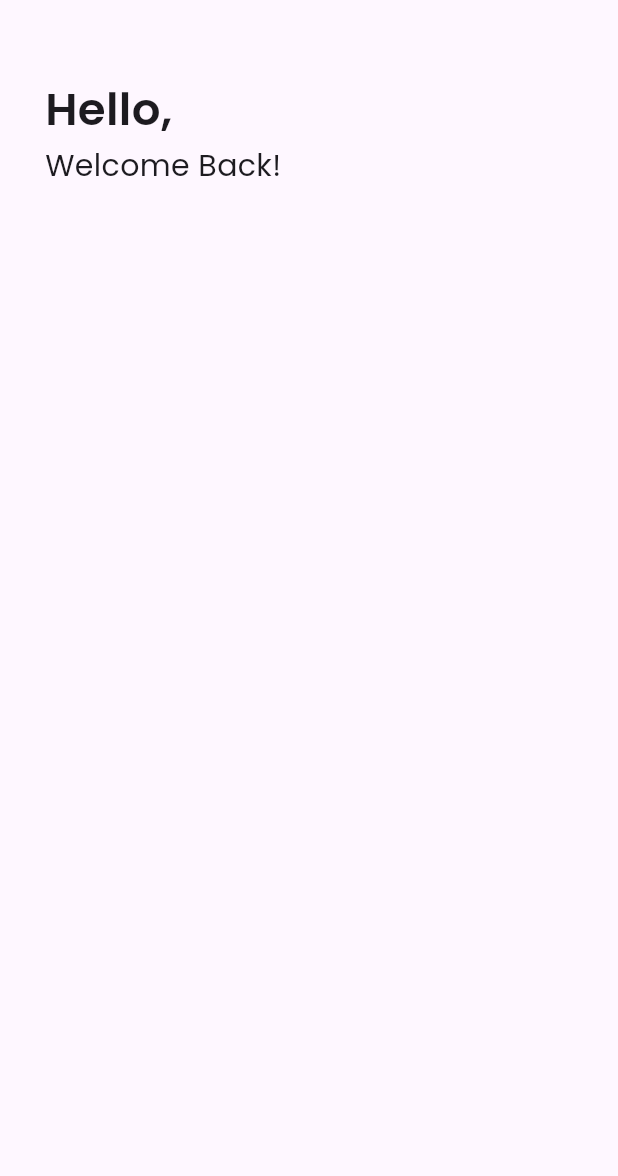
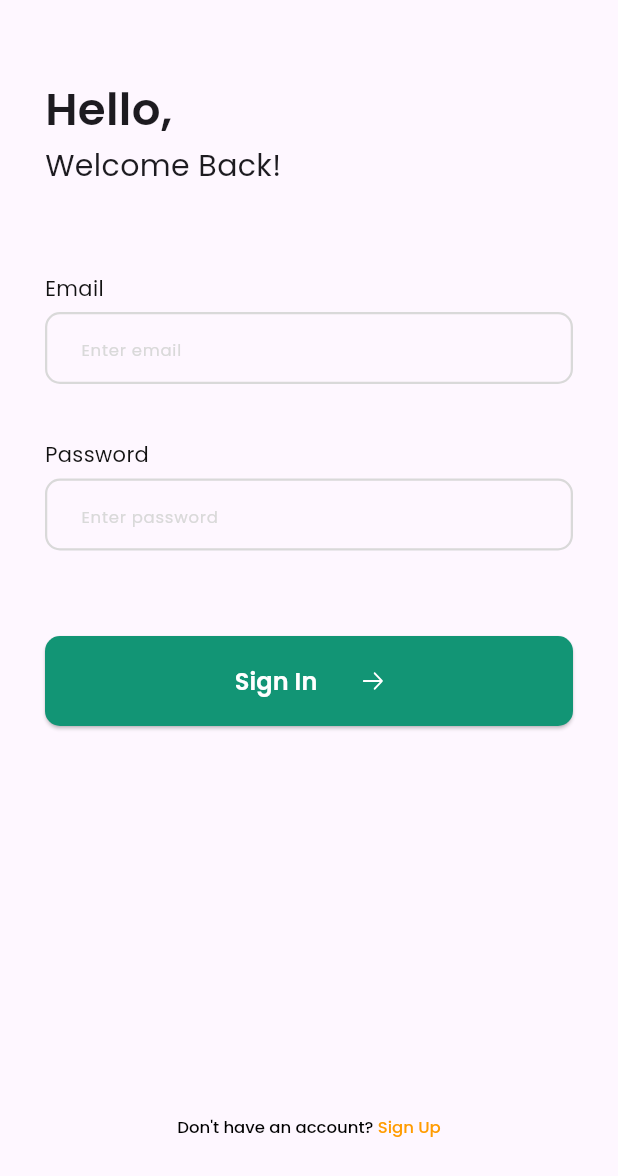
Before and after one commit to Eko-Web3Hub/recipeAi, a Flutter app: the screen it shows after launch, on a phone screen of 412 x 824 dp. Shown: the top 1176 px of the screen. Run offline on Flutter 3.47's test engine with Material 3 defaults, Android fonts, the phone set to English and light mode, and no system bars; our stand-ins replace flutter_svg, gap, google_fonts.

Commit message:
[FEAT] Login View is ready

```diff
--- /dev/null
+++ b/lib/auth/presentation/components/auth_bottom_action.dart
@@ -0,0 +1,42 @@
+import 'package:flutter/material.dart';
+import 'package:google_fonts/google_fonts.dart';
+import 'package:recipe_ai/utils/colors.dart';
+
+class AuthBottomAction extends StatelessWidget {
+  const AuthBottomAction({
+    super.key,
+    required this.firstText,
+    required this.secondText,
+    required this.onPressed,
+  });
+
+  final String firstText;
+  final String secondText;
+  final VoidCallback? onPressed;
+
+  @override
+  Widget build(BuildContext context) {
+    return InkWell(
+      onTap: onPressed,
+      child: RichText(
+        text: TextSpan(
+          text: firstText,
+          style: GoogleFonts.poppins(
+            fontWeight: FontWeight.w500,
+            fontSize: 11,
+            height: 16.5 / 11,
+            color: Colors.black,
+          ),
+          children: [
+            TextSpan(
+              text: secondText,
+              style: GoogleFonts.poppins(
+                color: orangeVariantColor,
+              ),
+            ),
+          ],
+        ),
+      ),
+    );
+  }
+}
--- /dev/null
+++ b/lib/auth/presentation/components/custom_text_form_field.dart
@@ -0,0 +1,50 @@
+import 'package:flutter/material.dart';
+import 'package:google_fonts/google_fonts.dart';
+
+InputBorder _inputBorder = OutlineInputBorder(
+  borderSide: BorderSide(
+    width: 1.5,
+    color: Color(0xffD9D9D9),
+  ),
+  borderRadius: BorderRadius.circular(
+    10,
+  ),
+);
+
+class CustomTextFormField extends StatelessWidget {
+  const CustomTextFormField({
+    super.key,
+    required this.hintText,
+    required this.controller,
+  });
+
+  final String hintText;
+  final TextEditingController? controller;
+
+  @override
+  Widget build(BuildContext context) {
+    return SizedBox(
+      width: double.infinity,
+      height: 55,
+      child: TextFormField(
+        controller: controller,
+        cursorColor: Theme.of(context).primaryColor,
+        decoration: InputDecoration(
+          hintText: hintText,
+          hintStyle: GoogleFonts.poppins(
+            fontWeight: FontWeight.w400,
+            fontSize: 11,
+            height: 16.5 / 11,
+            color: const Color(0xffD9D9D9),
+          ),
+          contentPadding: const EdgeInsets.symmetric(
+            horizontal: 20,
+          ),
+          border: _inputBorder,
+          enabledBorder: _inputBorder,
+          focusedBorder: _inputBorder,
+        ),
+      ),
+    );
+  }
+}
--- /dev/null
+++ b/lib/auth/presentation/components/form_field_with_label.dart
@@ -0,0 +1,41 @@
+import 'package:flutter/material.dart';
+import 'package:gap/gap.dart';
+import 'package:google_fonts/google_fonts.dart';
+import 'package:recipe_ai/auth/presentation/components/custom_text_form_field.dart';
+
+class FormFieldWithLabel extends StatelessWidget {
+  const FormFieldWithLabel({
+    super.key,
+    required this.label,
+    required this.hintText,
+    required this.controller,
+  });
+
+  final String label;
+  final String hintText;
+  final TextEditingController? controller;
+
+  @override
+  Widget build(BuildContext context) {
+    return Column(
+      mainAxisSize: MainAxisSize.min,
+      crossAxisAlignment: CrossAxisAlignment.start,
+      children: [
+        Text(
+          label,
+          style: GoogleFonts.poppins(
+            fontWeight: FontWeight.w400,
+            fontSize: 14,
+            height: 21 / 14,
+            color: const Color(0xff121212),
+          ),
+        ),
+        const Gap(5),
+        CustomTextFormField(
+          hintText: hintText,
+          controller: controller,
+        ),
+      ],
+    );
+  }
+}
--- /dev/null
+++ b/lib/auth/presentation/components/main_btn.dart
@@ -0,0 +1,63 @@
+import 'package:flutter/material.dart';
+import 'package:flutter_svg/flutter_svg.dart';
+import 'package:google_fonts/google_fonts.dart';
+
+class MainBtn extends StatelessWidget {
+  const MainBtn({
+    super.key,
+    required this.text,
+    this.showRightIcon = false,
+    this.onPressed,
+  });
+
+  final String text;
+  final VoidCallback? onPressed;
+  final bool showRightIcon;
+
+  @override
+  Widget build(BuildContext context) {
+    return ElevatedButton(
+      style: ElevatedButton.styleFrom(
+        backgroundColor: Theme.of(context).primaryColor,
+        minimumSize: const Size(double.infinity, 60),
+        shape: RoundedRectangleBorder(
+          borderRadius: BorderRadius.circular(10),
+        ),
+      ),
+      onPressed: onPressed,
+      child: Row(
+        mainAxisSize: MainAxisSize.min,
+        crossAxisAlignment: CrossAxisAlignment.center,
+        children: [
+          Text(
+            text,
+            style: GoogleFonts.poppins(
+              fontWeight: FontWeight.w600,
+              fontSize: 16,
+              height: 24 / 16,
+              color: Colors.white,
+            ),
+          ),
+          Visibility(
+            visible: showRightIcon,
+            child: const Padding(
+              padding: EdgeInsets.only(left: 30.0),
+              child: _ArrowIconWidget(),
+            ),
+          ),
+        ],
+      ),
+    );
+  }
+}
+
+class _ArrowIconWidget extends StatelessWidget {
+  const _ArrowIconWidget();
+
+  @override
+  Widget build(BuildContext context) {
+    return SvgPicture.asset(
+      "assets/images/ArrowRightIcon.svg",
+    );
+  }
+}
--- a/lib/auth/presentation/login_view.dart
+++ b/lib/auth/presentation/login_view.dart
@@ -1,10 +1,21 @@
 import 'package:flutter/material.dart';
 import 'package:gap/gap.dart';
 import 'package:google_fonts/google_fonts.dart';
+import 'package:recipe_ai/auth/presentation/components/auth_bottom_action.dart';
+import 'package:recipe_ai/auth/presentation/components/form_field_with_label.dart';
+import 'package:recipe_ai/auth/presentation/components/main_btn.dart';
 import 'package:recipe_ai/utils/app_text.dart';
 
-class LoginView extends StatelessWidget {
+class LoginView extends StatefulWidget {
   const LoginView({super.key});
+
+  @override
+  State<LoginView> createState() => _LoginViewState();
+}
+
+class _LoginViewState extends State<LoginView> {
+  final TextEditingController _emailController = TextEditingController();
+  final TextEditingController _passwordController = TextEditingController();
 
   @override
   Widget build(BuildContext context) {
@@ -13,9 +24,38 @@ class LoginView extends StatelessWidget {
         child: Padding(
           padding: const EdgeInsets.symmetric(horizontal: 30.0),
           child: Column(
+            crossAxisAlignment: CrossAxisAlignment.start,
             children: [
               const Gap(50),
-              _HeadTitle(),
+              const _HeadTitle(),
+              const Gap(57),
+              FormFieldWithLabel(
+                label: AppText.email,
+                hintText: AppText.enterEmail,
+                controller: _emailController,
+              ),
+              const Gap(30.0),
+              FormFieldWithLabel(
+                label: AppText.password,
+                hintText: AppText.enterPassword,
+                controller: _passwordController,
+              ),
+              const Gap(50.0),
+              MainBtn(
+                text: AppText.signIn,
+                showRightIcon: true,
+                onPressed: () {},
+              ),
+              const Gap(30.0),
+              const Spacer(),
+              Center(
+                child: AuthBottomAction(
+                  firstText: AppText.dontHaveAnAccount,
+                  secondText: ' ${AppText.signUp}',
+                  onPressed: () {},
+                ),
+              ),
+              const Gap(65.0),
             ],
           ),
         ),
--- a/lib/main.dart
+++ b/lib/main.dart
@@ -14,6 +14,7 @@ class MyApp extends StatelessWidget {
     return MaterialApp(
       title: 'Flutter Demo',
       theme: ThemeData(
+        primaryColor: const Color(0xff129575),
         colorScheme: ColorScheme.fromSeed(seedColor: Colors.deepPurple),
         useMaterial3: true,
       ),
--- a/lib/utils/app_text.dart
+++ b/lib/utils/app_text.dart
@@ -1,4 +1,11 @@
 abstract class AppText {
   static const String hello = "Hello";
   static const String welcomeBack = "Welcome Back!";
+  static const String email = "Email";
+  static const String enterEmail = "Enter email";
+  static const String password = "Password";
+  static const String enterPassword = "Enter password";
+  static const String signIn = "Sign In";
+  static const String signUp = "Sign Up";
+  static const String dontHaveAnAccount = "Don't have an account?";
 }
--- /dev/null
+++ b/lib/utils/colors.dart
@@ -0,0 +1,3 @@
+import 'dart:ui';
+
+const orangeVariantColor = Color(0xffFF9C00);
```
Also changed, not shown: pubspec.yaml (+4 -3 lines), assets/images/ArrowRightIcon.svg (added), pubspec.lock.
